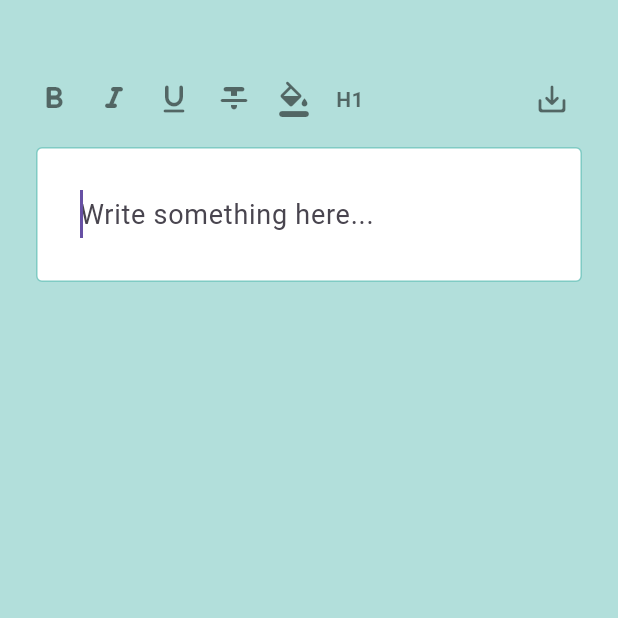
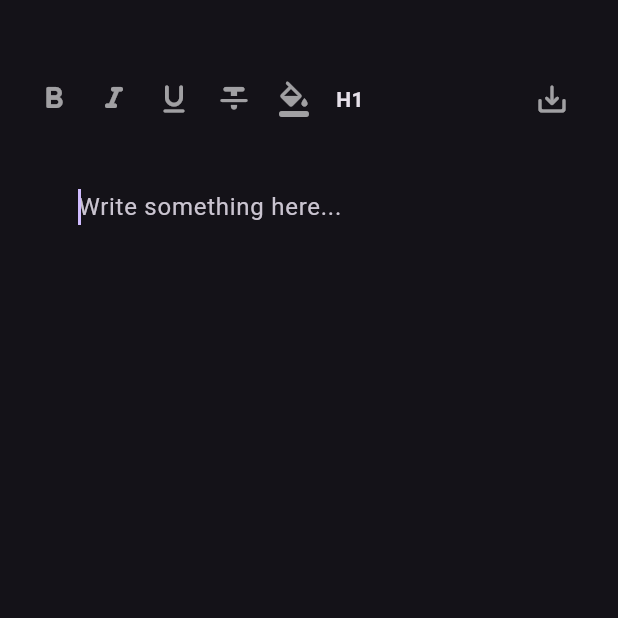
Before and after one commit to yaitmou/rich_field_controller, a Flutter app: the screen it shows after launch, on a phone screen of 412 x 824 dp, the top half of it. Run offline on Flutter 3.47's test engine with Material 3 defaults, Android fonts, the phone set to English and light mode, and no system bars; our stand-ins replace equatable.

Commit message:
Updated Flutter to >= 3.7.0 and removed (commented) the RichSelectionControls as it's depricated.

```diff
--- a/example/lib/main.dart
+++ b/example/lib/main.dart
@@ -15,9 +15,9 @@ class RichFieldExample extends StatelessWidget {
   Widget build(BuildContext context) {
     return MaterialApp(
       debugShowCheckedModeBanner: false,
-      theme: ThemeData(
-        primarySwatch: Colors.blue,
-      ),
+      darkTheme: ThemeData.dark(),
+      theme: ThemeData.light(),
+      themeMode: ThemeMode.dark,
       home: const Home(),
     );
   }
@@ -35,14 +35,14 @@ class _HomeState extends State<Home> {
   late final RichFieldController _controller;
   // This is for demonstration only. You can define your own [TextSelectionControl]
   // and inject a [RichFieldController] in it to access the styling properties
-  late final RichFieldSelectionControls _selectionControls;
+  // late final RichFieldSelectionControls _selectionControls;
 
   @override
   void initState() {
     super.initState();
     _fieldFocusNode = FocusNode();
     _controller = RichFieldController(focusNode: _fieldFocusNode);
-    _selectionControls = RichFieldSelectionControls(context, _controller);
+    // _selectionControls = RichFieldSelectionControls(context, _controller);
   }
 
   @override
@@ -55,7 +55,7 @@ class _HomeState extends State<Home> {
   @override
   Widget build(BuildContext context) {
     return Scaffold(
-      backgroundColor: Colors.teal[100],
+      // backgroundColor: Colors.teal[100],
       body: Padding(
         padding: const EdgeInsets.all(24.0),
         child: Column(
@@ -65,20 +65,23 @@ class _HomeState extends State<Home> {
               child: Container(
                 constraints: const BoxConstraints(maxWidth: 900),
                 padding: const EdgeInsets.all(14),
-                decoration: BoxDecoration(
-                  color: Colors.white,
-                  border: Border.all(color: Colors.teal[200]!),
-                  borderRadius: BorderRadius.circular(4),
-                ),
+                // decoration: BoxDecoration(
+                //   color: Colors.white,
+                //   border: Border.all(color: Colors.teal[200]!),
+                //   borderRadius: BorderRadius.circular(4),
+                // ),
                 child: TextField(
                   controller: _controller,
                   focusNode: _fieldFocusNode,
                   maxLines: null,
 
                   // Use the style property to set a default style
-                  style: const TextStyle(
-                      fontSize: 18, height: 1.75, color: Colors.black87),
-                  selectionControls: _selectionControls,
+                  // style: const TextStyle(
+                  //   fontSize: 18,
+                  //   height: 1.75,
+                  //   color: Colors.black87,
+                  // ),
+                  // selectionControls: _selectionControls,
                   autofocus: true,
                   decoration: const InputDecoration(
                     hintText: 'Write something here...',
--- a/example/lib/toolbar.dart
+++ b/example/lib/toolbar.dart
@@ -9,8 +9,7 @@ class RichfieldToolBarExample extends StatefulWidget {
   }) : super(key: key);
 
   @override
-  _RichfieldToolBarExampleState createState() =>
-      _RichfieldToolBarExampleState();
+  _RichfieldToolBarExampleState createState() => _RichfieldToolBarExampleState();
 }
 
 class _RichfieldToolBarExampleState extends State<RichfieldToolBarExample> {
@@ -32,18 +31,16 @@ class _RichfieldToolBarExampleState extends State<RichfieldToolBarExample> {
               MouseRegion(
                 cursor: SystemMouseCursors.click,
                 child: Padding(
-                  padding:
-                      const EdgeInsets.symmetric(vertical: 6, horizontal: 8)
-                          .copyWith(left: 0),
+                  padding: const EdgeInsets.symmetric(vertical: 6, horizontal: 8).copyWith(left: 0),
                   child: GestureDetector(
                     onTap: () {
                       controller.updateStyle(
                         const TextStyle(fontWeight: FontWeight.bold),
                       );
                     },
-                    child: const Icon(
+                    child: Icon(
                       Icons.format_bold_rounded,
-                      color: Colors.black54,
+                      color: Theme.of(context).hintColor,
                     ),
                   ),
                 ),
@@ -55,16 +52,14 @@ class _RichfieldToolBarExampleState extends State<RichfieldToolBarExample> {
               MouseRegion(
                 cursor: SystemMouseCursors.click,
                 child: Padding(
-                  padding:
-                      const EdgeInsets.symmetric(vertical: 6, horizontal: 8),
+                  padding: const EdgeInsets.symmetric(vertical: 6, horizontal: 8),
                   child: GestureDetector(
                     onTap: () {
-                      controller.updateStyle(
-                          const TextStyle(fontStyle: FontStyle.italic));
+                      controller.updateStyle(const TextStyle(fontStyle: FontStyle.italic));
                     },
-                    child: const Icon(
+                    child: Icon(
                       Icons.format_italic_rounded,
-                      color: Colors.black54,
+                      color: Theme.of(context).hintColor,
                     ),
                   ),
                 ),
@@ -76,16 +71,14 @@ class _RichfieldToolBarExampleState extends State<RichfieldToolBarExample> {
               MouseRegion(
                 cursor: SystemMouseCursors.click,
                 child: Padding(
-                  padding:
-                      const EdgeInsets.symmetric(vertical: 6, horizontal: 8),
+                  padding: const EdgeInsets.symmetric(vertical: 6, horizontal: 8),
                   child: GestureDetector(
                     onTap: () {
-                      controller.updateStyle(const TextStyle(
-                          decoration: TextDecoration.underline));
+                      controller.updateStyle(const TextStyle(decoration: TextDecoration.underline));
                     },
-                    child: const Icon(
+                    child: Icon(
                       Icons.format_underline_rounded,
-                      color: Colors.black54,
+                      color: Theme.of(context).hintColor,
                     ),
                   ),
                 ),
@@ -97,16 +90,15 @@ class _RichfieldToolBarExampleState extends State<RichfieldToolBarExample> {
               MouseRegion(
                 cursor: SystemMouseCursors.click,
                 child: Padding(
-                  padding:
-                      const EdgeInsets.symmetric(vertical: 6, horizontal: 8),
+                  padding: const EdgeInsets.symmetric(vertical: 6, horizontal: 8),
                   child: GestureDetector(
                     onTap: () {
-                      controller.updateStyle(const TextStyle(
-                          decoration: TextDecoration.lineThrough));
+                      controller
+                          .updateStyle(const TextStyle(decoration: TextDecoration.lineThrough));
                     },
-                    child: const Icon(
+                    child: Icon(
                       Icons.format_strikethrough_rounded,
-                      color: Colors.black54,
+                      color: Theme.of(context).hintColor,
                     ),
                   ),
                 ),
@@ -118,8 +110,7 @@ class _RichfieldToolBarExampleState extends State<RichfieldToolBarExample> {
               MouseRegion(
                 cursor: SystemMouseCursors.click,
                 child: Padding(
-                  padding:
-                      const EdgeInsets.symmetric(vertical: 6, horizontal: 8),
+                  padding: const EdgeInsets.symmetric(vertical: 6, horizontal: 8),
                   child: GestureDetector(
                     onTap: () {
                       controller.updateStyle(
@@ -128,9 +119,9 @@ class _RichfieldToolBarExampleState extends State<RichfieldToolBarExample> {
                         ),
                       );
                     },
-                    child: const Icon(
+                    child: Icon(
                       Icons.format_color_fill_rounded,
-                      color: Colors.black54,
+                      color: Theme.of(context).hintColor,
                     ),
                   ),
                 ),
@@ -141,21 +132,22 @@ class _RichfieldToolBarExampleState extends State<RichfieldToolBarExample> {
               MouseRegion(
                 cursor: SystemMouseCursors.click,
                 child: Padding(
-                  padding:
-                      const EdgeInsets.symmetric(vertical: 6, horizontal: 8),
+                  padding: const EdgeInsets.symmetric(vertical: 6, horizontal: 8),
                   child: GestureDetector(
                     onTap: () {
-                      controller.mainStyle = const TextStyle(
+                      controller.mainStyle = TextStyle(
                         fontSize: 24,
                         fontWeight: FontWeight.bold,
-                        color: Colors.black,
+                        color: Theme.of(context).hintColor,
                         inherit: true,
                       );
                     },
                     child: const Text(
                       'H1',
                       style: TextStyle(
-                          color: Colors.black54, fontWeight: FontWeight.bold),
+                        // color: Colors.black54,
+                        fontWeight: FontWeight.bold,
+                      ),
                     ),
                   ),
                 ),
@@ -167,15 +159,14 @@ class _RichfieldToolBarExampleState extends State<RichfieldToolBarExample> {
               MouseRegion(
                 cursor: SystemMouseCursors.click,
                 child: Padding(
-                  padding:
-                      const EdgeInsets.symmetric(vertical: 6, horizontal: 8),
+                  padding: const EdgeInsets.symmetric(vertical: 6, horizontal: 8),
                   child: GestureDetector(
                     onTap: () {
                       controller.toMarkdown();
                     },
-                    child: const Icon(
+                    child: Icon(
                       Icons.save_alt_rounded,
-                      color: Colors.black54,
+                      color: Theme.of(context).hintColor,
                     ),
                   ),
                 ),
--- a/example/pubspec.yaml
+++ b/example/pubspec.yaml
@@ -1,11 +1,12 @@
 name: rich_field_example
 description: A demo app showcasing the rich_field_controller package in action.
-publish_to: "none"
+publish_to: 'none'
 
 version: 1.0.0+1
 
 environment:
-  sdk: ">=2.12.0 <3.0.0"
+  sdk: '>=3.3.0 <4.0.0'
+  flutter: '>=3.7.0'
 
 dependencies:
   flutter:
```
Also changed, not shown: lib/src/rich_field_selection_controls.dart (+141 -141 lines), pubspec.yaml (+7 -6 lines), example/pubspec.lock, pubspec.lock, 2 other files.
